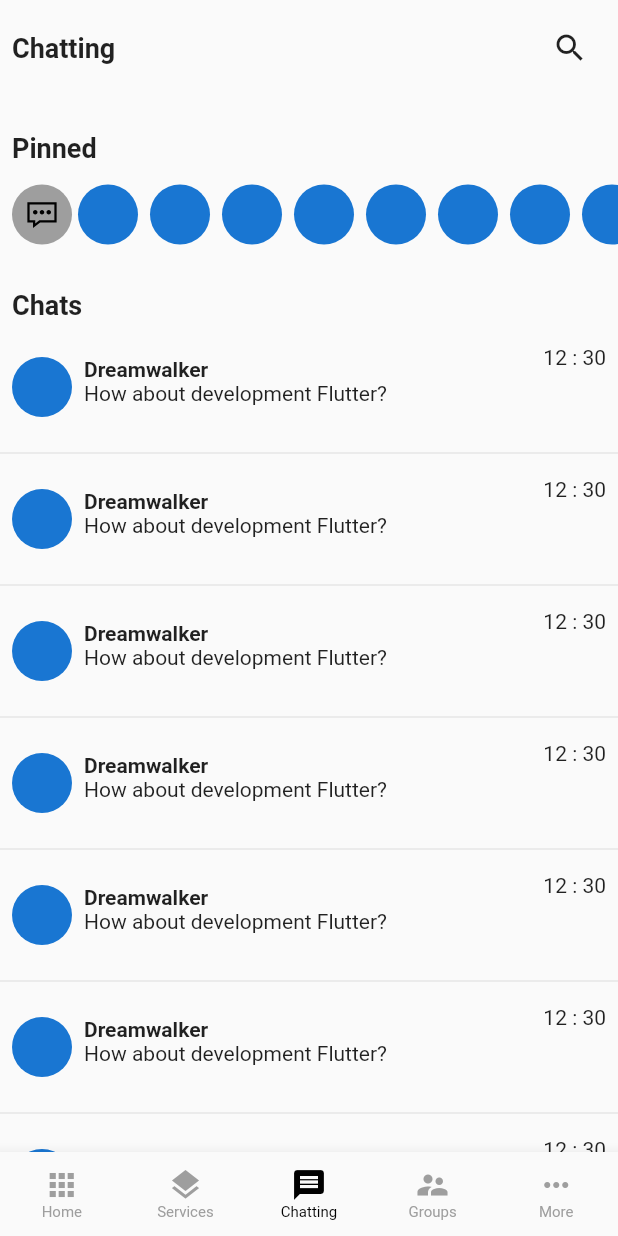
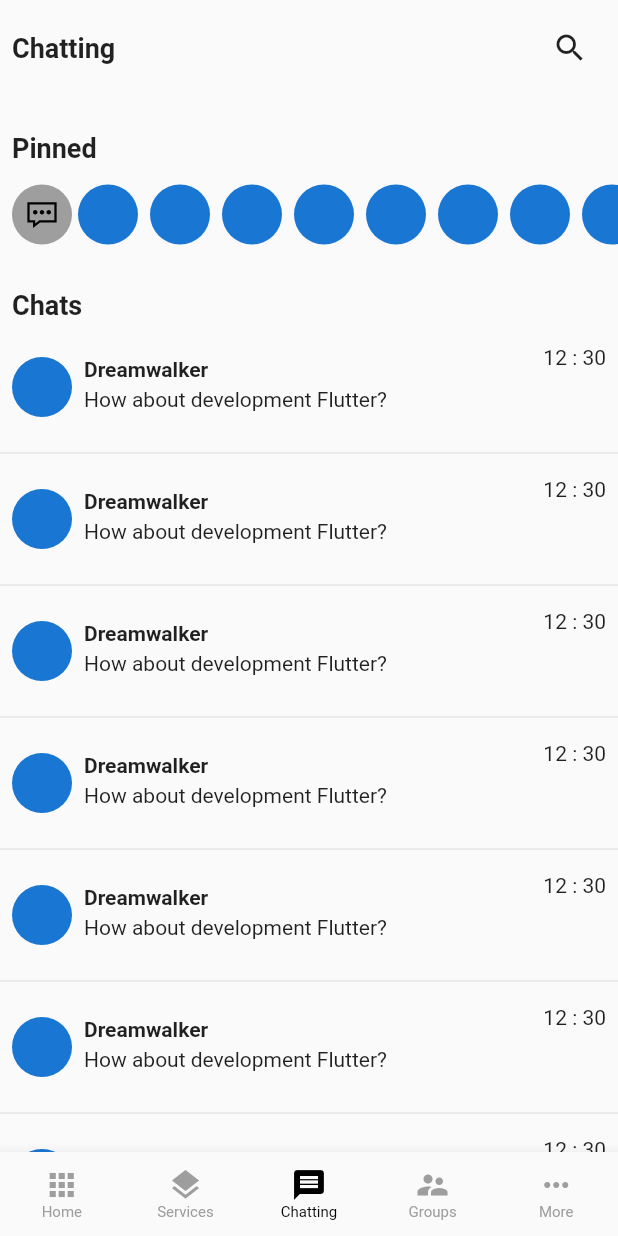
Before and after one commit to JAICHANGPARK/flutter_notebook_15th_story, a Flutter app: the screen it shows after launch, item 3 of the bottom bar chosen, on a phone screen of 412 x 824 dp. Run offline on Flutter 3.47's test engine with Material 2 defaults, Android fonts, the phone set to English and light mode, and no system bars; our stand-ins replace badges, fl_chart, freezed_annotation, line_icons, percent_indicator; generated files the repository leaves out were written again.

Commit message:
Update trapay_chatting_page.dart

```diff
--- a/lib/ep943_trapay_app/src/screen/trapay_chatting_page.dart
+++ b/lib/ep943_trapay_app/src/screen/trapay_chatting_page.dart
@@ -110,6 +110,7 @@ class _TrapayChattingPageState extends State<TrapayChattingPage> {
                               "Dreamwalker",
                               style: TextStyle(fontWeight: FontWeight.bold),
                             ),
+                            SizedBox(height: 4,),
                             Text("How about development Flutter?"),
                           ],
                         ),
```
